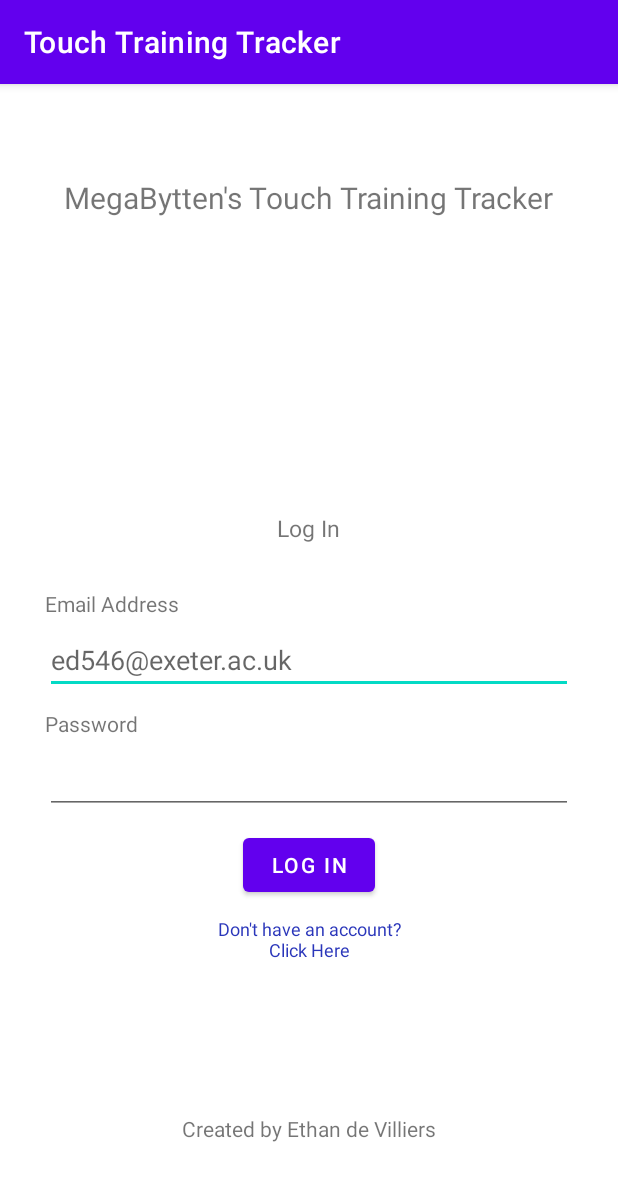
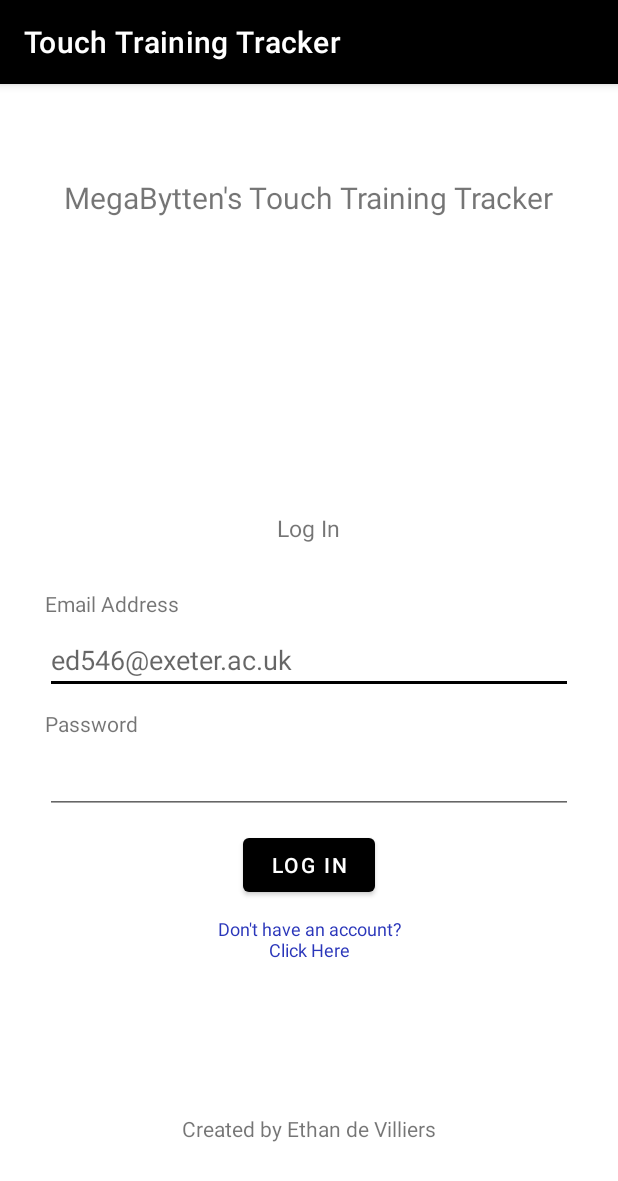
Before and after one commit to MegaBytten/EUTRC-App, an Android app: the screen it shows after launch (LauncherActivity), on a phone screen of 412 x 824 dp. Shown: the top 1181 px of the screen. Run offline under Robolectric (Android 15) with nearby library versions, the phone set to English and light mode, and no system bars.

Commit message:
V1.1.1 - Dark Mode compatibility ----------------------------------------------  - UI issues  - some activity/fragment elements had hardcoded colours  - others did not which was not compatible with a Dark-Mode phone  - fixed launcher page by removing hardcoded colours and changing theme.xml files

```diff
--- a/app/build.gradle
+++ b/app/build.gradle
@@ -9,8 +9,8 @@ android {
         applicationId "org.megabytten.exetertouchapp"
         minSdk 26
         targetSdk 32
-        versionCode 1
-        versionName "1.0"
+        versionCode 2
+        versionName "1.1.1"
 
         testInstrumentationRunner "androidx.test.runner.AndroidJUnitRunner"
     }
--- a/app/src/main/java/org/megabytten/touchapp/homefragments/ViewTrainingDetailsFragment.java
+++ b/app/src/main/java/org/megabytten/touchapp/homefragments/ViewTrainingDetailsFragment.java
@@ -39,11 +39,6 @@ public class ViewTrainingDetailsFragment extends Fragment {
         super.onCreate(savedInstanceState);
 
     }
-
-    /*
-    // TODO: 22/8/22
-        - change EUTRC Naming on all files
-     */
 
 
     @Override
--- a/app/src/main/res/layout/activity_launcher.xml
+++ b/app/src/main/res/layout/activity_launcher.xml
@@ -4,7 +4,8 @@
     android:layout_width="match_parent"
     android:layout_height="match_parent"
     tools:context=".LauncherActivity"
-    android:padding="30dp">
+    android:padding="30dp"
+    android:backgroundTint="@color/white">
 
     <TextView
         android:id="@+id/EUTRCText"
--- a/app/src/main/res/values-night/themes.xml
+++ b/app/src/main/res/values-night/themes.xml
@@ -2,13 +2,13 @@
     <!-- Base application theme. -->
     <style name="Theme.ExeterTouchApp" parent="Theme.MaterialComponents.DayNight.DarkActionBar">
         <!-- Primary brand color. -->
-        <item name="colorPrimary">@color/purple_200</item>
-        <item name="colorPrimaryVariant">@color/purple_700</item>
+        <item name="colorPrimary">@color/teal_200</item>
+        <item name="colorPrimaryVariant">@color/black</item>
         <item name="colorOnPrimary">@color/black</item>
         <!-- Secondary brand color. -->
-        <item name="colorSecondary">@color/teal_200</item>
-        <item name="colorSecondaryVariant">@color/teal_200</item>
-        <item name="colorOnSecondary">@color/black</item>
+        <item name="colorSecondary">@color/black</item>
+        <item name="colorSecondaryVariant">@color/black</item>
+        <item name="colorOnSecondary">@color/white</item>
         <!-- Status bar color. -->
         <item name="android:statusBarColor" tools:targetApi="l">?attr/colorPrimaryVariant</item>
         <!-- Customize your theme here. -->
--- a/app/src/main/res/values/themes.xml
+++ b/app/src/main/res/values/themes.xml
@@ -2,13 +2,13 @@
     <!-- Base application theme. -->
     <style name="Theme.ExeterTouchApp" parent="Theme.MaterialComponents.DayNight.DarkActionBar">
         <!-- Primary brand color. -->
-        <item name="colorPrimary">@color/purple_500</item>
-        <item name="colorPrimaryVariant">@color/purple_700</item>
+        <item name="colorPrimary">@color/black</item>
+        <item name="colorPrimaryVariant">@color/black</item>
         <item name="colorOnPrimary">@color/white</item>
         <!-- Secondary brand color. -->
-        <item name="colorSecondary">@color/teal_200</item>
-        <item name="colorSecondaryVariant">@color/teal_700</item>
-        <item name="colorOnSecondary">@color/black</item>
+        <item name="colorSecondary">@color/black</item>
+        <item name="colorSecondaryVariant">@color/black</item>
+        <item name="colorOnSecondary">@color/white</item>
         <!-- Status bar color. -->
         <item name="android:statusBarColor" tools:targetApi="l">?attr/colorPrimaryVariant</item>
         <!-- Customize your theme here. -->
```
Also changed, not shown: app/src/main/res/myresources/fragments/layout/fragment_home.xml (+15 -8 lines).
